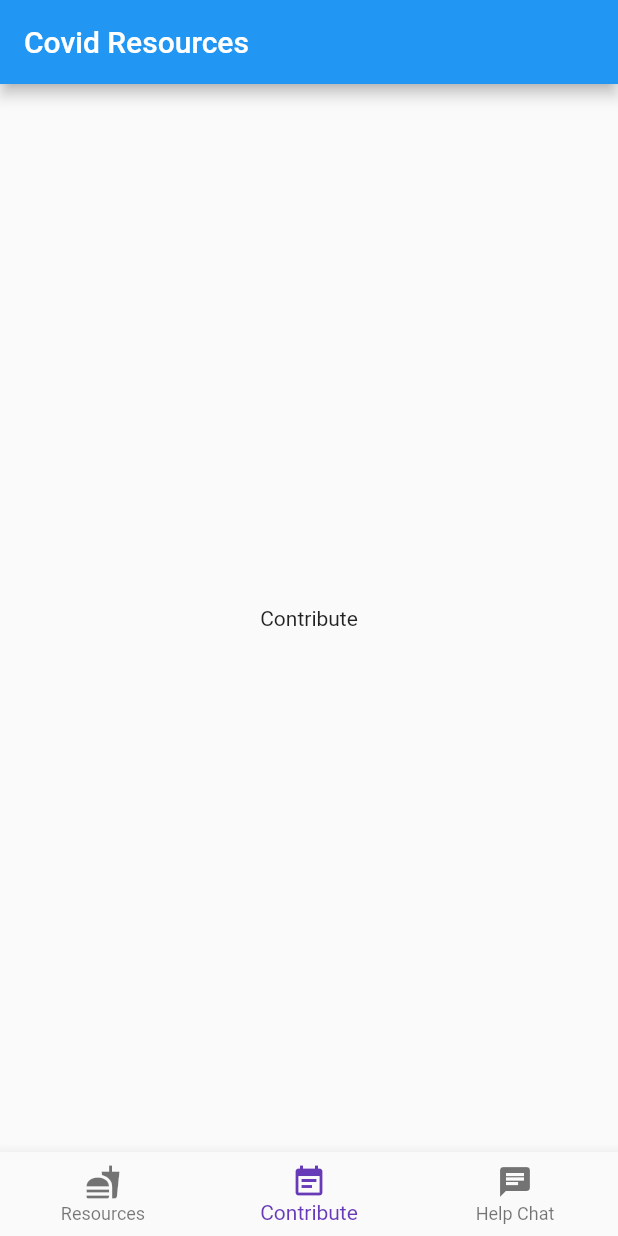
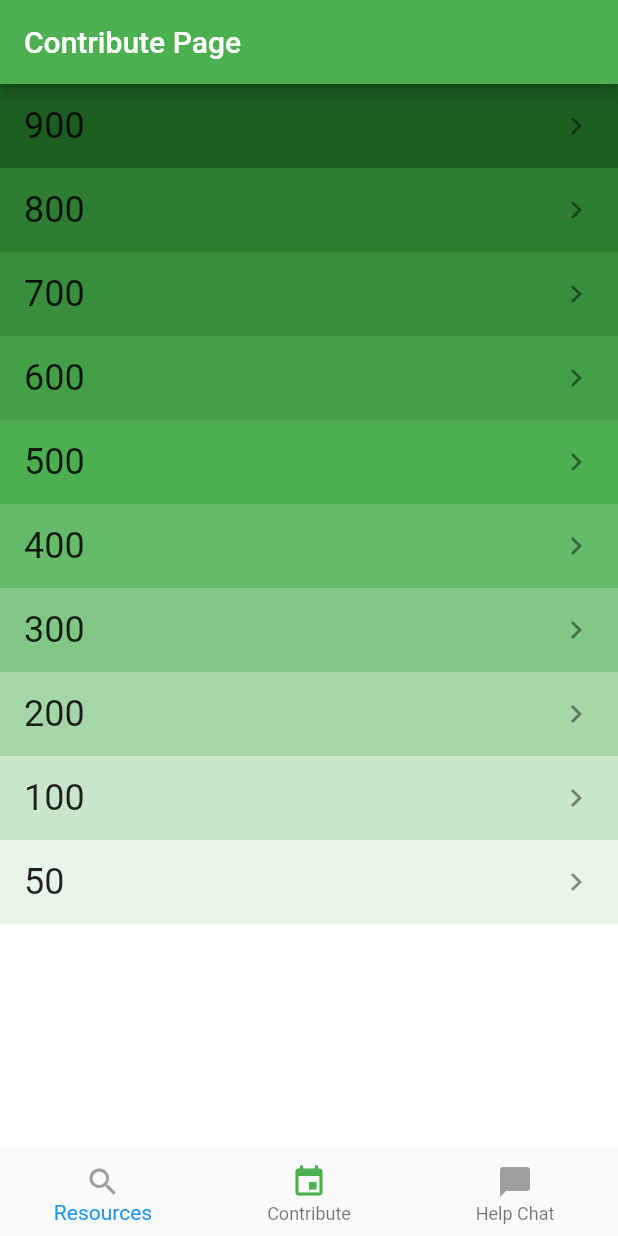
Before and after one commit to jg925/covid-resource-app, a Flutter app: the screen it shows after launch, item 2 of the bottom bar chosen, on a phone screen of 412 x 824 dp. Run offline on Flutter 3.47's test engine with Material 2 defaults, Android fonts, the phone set to English and light mode, and no system bars; our stand-ins replace google_maps_flutter.

Commit message:
Create initial project structure and started resources page

```diff
--- a/lib/app.dart
+++ b/lib/app.dart
@@ -1,14 +1,15 @@
 // app.dart
 
+import 'package:covid_resource_app_master/screens/home/home.dart';
 import 'package:flutter/material.dart';
-import 'screens/resources/resources.dart';
+
 
 
 class App extends StatelessWidget {
   @override
   Widget build(BuildContext context) {
     return MaterialApp(
-      home: Resources(),
+      home: HomePage(),
     );
   }
 }
--- /dev/null
+++ b/lib/components/bottom_navigation_menu/bottom_navigation.dart
@@ -0,0 +1,67 @@
+import 'package:flutter/material.dart';
+
+enum TabItem { resources, contribute, help }
+
+Map<TabItem, String> tabName = {
+  TabItem.resources: 'Resources',
+  TabItem.contribute: 'Contribute',
+  TabItem.help: 'Help Chat',
+};
+
+Map<TabItem, MaterialColor> activeTabColor = {
+  TabItem.resources: Colors.red,
+  TabItem.contribute: Colors.green,
+  TabItem.help: Colors.blue,
+};
+
+Map<TabItem, IconData> tabIcon = {
+  TabItem.resources: Icons.search,
+  TabItem.contribute: Icons.event,
+  TabItem.help: Icons.chat_bubble,
+};
+
+
+
+class BottomNavigation extends StatelessWidget {
+  BottomNavigation({this.currentTab, this.onSelectTab});
+  final TabItem currentTab;
+  final ValueChanged<TabItem> onSelectTab;
+
+  @override
+  Widget build(BuildContext context) {
+    return BottomNavigationBar(
+      type: BottomNavigationBarType.fixed,
+      items: [
+        _buildItem(tabItem: TabItem.resources),
+        _buildItem(tabItem: TabItem.contribute),
+        _buildItem(tabItem: TabItem.help),
+      ],
+      onTap: (index) => onSelectTab(
+        TabItem.values[index],
+      ),
+    );
+  }
+
+  BottomNavigationBarItem _buildItem({TabItem tabItem}) {
+    String text = tabName[tabItem];
+    IconData icon = tabIcon[tabItem];
+    return BottomNavigationBarItem(
+      icon: Icon(
+        icon,
+        color: _colorTabMatching(item: tabItem),
+      ),
+      title: Text(
+        text,
+        style: TextStyle(
+          color: _colorTabMatching(item: tabItem),
+        ),
+      ),
+    );
+  }
+
+  Color _colorTabMatching({TabItem item}) {
+    return currentTab == item ? activeTabColor[item] : Colors.grey;
+  }
+
+
+}
--- /dev/null
+++ b/lib/components/bottom_navigation_menu/tab_navigator.dart
@@ -0,0 +1,98 @@
+import 'package:covid_resource_app_master/screens/contribute/contribute.dart';
+import 'package:covid_resource_app_master/screens/help/help.dart';
+import 'package:covid_resource_app_master/screens/resources/color_detail_page.dart';
+import 'package:covid_resource_app_master/screens/resources/resources.dart';
+import 'package:flutter/material.dart';
+
+import 'bottom_navigation.dart';
+
+class TabNavigatorRoutes {
+  static const String root = '/';
+  static const String detail = '/detail';
+}
+
+class TabNavigator extends StatelessWidget {
+  TabNavigator({this.navigatorKey, this.tabItem});
+  final GlobalKey<NavigatorState> navigatorKey;
+  final TabItem tabItem;
+
+  void _push(BuildContext context, {int materialIndex: 500}) {
+    var routeBuilders = _routeBuilders(context, materialIndex: materialIndex);
+
+    Navigator.push(
+      context,
+      MaterialPageRoute(
+        builder: (context) => routeBuilders[TabNavigatorRoutes.detail](context),
+      ),
+    );
+  }
+
+  Map<String, WidgetBuilder> _routeBuilders(BuildContext context,
+      {int materialIndex: 500}) {
+    switch(this.tabItem) {
+      case TabItem.resources: {
+        return {
+          TabNavigatorRoutes.root: (context) => Resources(
+            color: activeTabColor[tabItem],
+            title: tabName[tabItem],
+            onPush: (materialIndex) =>
+                _push(context, materialIndex: materialIndex),
+          ),
+          TabNavigatorRoutes.detail: (context) => ColorDetailPage(
+            color: activeTabColor[tabItem],
+            title: tabName[tabItem],
+            materialIndex: materialIndex,
+          ),
+        };
+      }
+      break;
+      case TabItem.contribute: {
+        return {
+          TabNavigatorRoutes.root: (context) => Contribute(
+            color: activeTabColor[tabItem],
+            title: tabName[tabItem],
+            onPush: (materialIndex) =>
+                _push(context, materialIndex: materialIndex),
+          ),
+          TabNavigatorRoutes.detail: (context) => ColorDetailPage(
+            color: activeTabColor[tabItem],
+            title: tabName[tabItem],
+            materialIndex: materialIndex,
+          ),
+        };
+      }
+      break;
+      case TabItem.help: {
+        return {
+          TabNavigatorRoutes.root: (context) => Help(
+            color: activeTabColor[tabItem],
+            title: tabName[tabItem],
+            onPush: (materialIndex) =>
+                _push(context, materialIndex: materialIndex),
+          ),
+          TabNavigatorRoutes.detail: (context) => ColorDetailPage(
+            color: activeTabColor[tabItem],
+            title: tabName[tabItem],
+            materialIndex: materialIndex,
+          ),
+        };
+      }
+      break;
+    }
+
+  }
+
+  @override
+  Widget build(BuildContext context) {
+    final routeBuilders = _routeBuilders(context);
+    return Navigator(
+      key: navigatorKey,
+      initialRoute: TabNavigatorRoutes.root,
+      onGenerateRoute: (routeSettings) {
+        return MaterialPageRoute(
+          builder: (context) => routeBuilders[routeSettings.name](context),
+        );
+      },
+    );
+  }
+}
--- a/lib/screens/contribute/contribute.dart
+++ b/lib/screens/contribute/contribute.dart
@@ -0,0 +1,41 @@
+import 'package:flutter/material.dart';
+
+class Contribute extends StatelessWidget {
+  Contribute({this.color, this.title, this.onPush});
+  final MaterialColor color;
+  final String title;
+  final ValueChanged<int> onPush;
+
+  @override
+  Widget build(BuildContext context) {
+    return Scaffold(
+        appBar: AppBar(
+          title: Text(
+            "Contribute Page",
+          ),
+          backgroundColor: color,
+        ),
+        body: Container(
+          color: Colors.white,
+          child: _buildList(),
+        ));
+  }
+
+  final List<int> materialIndices = [900, 800, 700, 600, 500, 400, 300, 200, 100, 50];
+
+  Widget _buildList() {
+    return ListView.builder(
+        itemCount: materialIndices.length,
+        itemBuilder: (BuildContext content, int index) {
+          int materialIndex = materialIndices[index];
+          return Container(
+            color: color[materialIndex],
+            child: ListTile(
+              title: Text('$materialIndex', style: TextStyle(fontSize: 24.0)),
+              trailing: Icon(Icons.chevron_right),
+              onTap: () => onPush(materialIndex),
+            ),
+          );
+        });
+  }
+}
--- /dev/null
+++ b/lib/screens/home/home.dart
@@ -0,0 +1,71 @@
+// screens/HomePage/HomePage.dart
+
+import 'package:covid_resource_app_master/components/bottom_navigation_menu/bottom_navigation.dart';
+import 'package:covid_resource_app_master/components/bottom_navigation_menu/tab_navigator.dart';
+import 'package:flutter/material.dart';
+
+
+class HomePage extends StatefulWidget {
+  @override
+  HomePageState createState() => HomePageState();
+}
+
+class HomePageState extends State<HomePage>{
+  TabItem _currentTab = TabItem.resources;
+  Map<TabItem, GlobalKey<NavigatorState>> _navigatorKeys = {
+    TabItem.resources: GlobalKey<NavigatorState>(),
+    TabItem.contribute: GlobalKey<NavigatorState>(),
+    TabItem.help: GlobalKey<NavigatorState>(),
+  };
+
+  void _selectTab(TabItem tabItem) {
+    if (tabItem == _currentTab) {
+      // pop to first route
+      _navigatorKeys[tabItem].currentState.popUntil((route) => route.isFirst);
+    } else {
+      setState(() => _currentTab = tabItem);
+    }
+  }
+
+  @override
+  Widget build(BuildContext context) {
+    return WillPopScope(
+      onWillPop: () async {
+        final isFirstRouteInCurrentTab =
+        !await _navigatorKeys[_currentTab].currentState.maybePop();
+        if (isFirstRouteInCurrentTab) {
+          // if not on the 'main' tab
+          if (_currentTab != TabItem.resources) {
+            // select 'main' tab
+            _selectTab(TabItem.resources);
+            // back button handled by app
+            return false;
+          }
+        }
+        // let system handle back button if we're on the first route
+        return isFirstRouteInCurrentTab;
+      },
+      child: Scaffold(
+        body: Stack(children: <Widget>[
+          _buildOffstageNavigator(TabItem.resources),
+          _buildOffstageNavigator(TabItem.contribute),
+          _buildOffstageNavigator(TabItem.help),
+        ]),
+        bottomNavigationBar: BottomNavigation(
+          currentTab: _currentTab,
+          onSelectTab: _selectTab,
+        ),
+      ),
+    );
+  }
+
+  Widget _buildOffstageNavigator(TabItem tabItem) {
+    return Offstage(
+      offstage: _currentTab != tabItem,
+      child: TabNavigator(
+        navigatorKey: _navigatorKeys[tabItem],
+        tabItem: tabItem,
+      ),
+    );
+  }
+}
--- a/lib/screens/resources/resources.dart
+++ b/lib/screens/resources/resources.dart
@@ -1,48 +1,39 @@
-// screens/Resources/Resources.dart
-
 import 'package:flutter/material.dart';
+import 'package:google_maps_flutter/google_maps_flutter.dart';
 
 class Resources extends StatefulWidget {
-  Resources({Key key}) : super(key: key);
+  Resources({this.color, this.title, this.onPush});
 
-  @override
+  final MaterialColor color;
+  final String title;
+  final ValueChanged<int> onPush;
+
   ResourcesState createState() => ResourcesState();
 }
 
 class ResourcesState extends State<Resources> {
-  int selectedIndex = 0;
-  final widgetOptions = [
-    Text('Resources'),
-    Text('Contribute'),
-    Text('Help Chat'),
-  ];
+  GoogleMapController mapController;
 
+  final LatLng _center = const LatLng(45.521563, -122.677433);
+  void _onMapCreated(GoogleMapController controller) {
+    mapController = controller;
+  }
 
   @override
   Widget build(BuildContext context) {
     return Scaffold(
         appBar: AppBar(
-          title: Text('Covid Resources'),
+          title: Text(
+            "Resources",
+          ),
+          backgroundColor: widget.color,
         ),
-        body: Center(
-          child: widgetOptions.elementAt(selectedIndex),
-        ),
-      bottomNavigationBar: BottomNavigationBar(
-        items: <BottomNavigationBarItem>[
-          BottomNavigationBarItem(icon: Icon(Icons.fastfood), title: Text('Resources')),
-          BottomNavigationBarItem(icon: Icon(Icons.event_note), title: Text('Contribute')),
-          BottomNavigationBarItem(icon: Icon(Icons.chat), title: Text('Help Chat')),
-        ],
-        currentIndex: selectedIndex,
-        fixedColor: Colors.deepPurple,
-        onTap: onItemTapped,
-      ),
-    );
-  }
-
-  void onItemTapped(int index){
-    setState(() {
-      selectedIndex = index;
-    });
+        body: GoogleMap(
+          onMapCreated: _onMapCreated,
+          initialCameraPosition: CameraPosition(
+            target: _center,
+            zoom: 11.0,
+          ),
+        ));
   }
 }
--- a/pubspec.yaml
+++ b/pubspec.yaml
@@ -23,6 +23,7 @@ environment:
 dependencies:
   flutter:
     sdk: flutter
+  google_maps_flutter: ^0.5.27+3
 
 
   # The following adds the Cupertino Icons font to your application.
```
Also changed, not shown: lib/screens/help/help.dart (+41 -0 lines), lib/screens/resources/color_detail_page.dart (added, +24 -0 lines), pubspec.lock, 3 other files.
